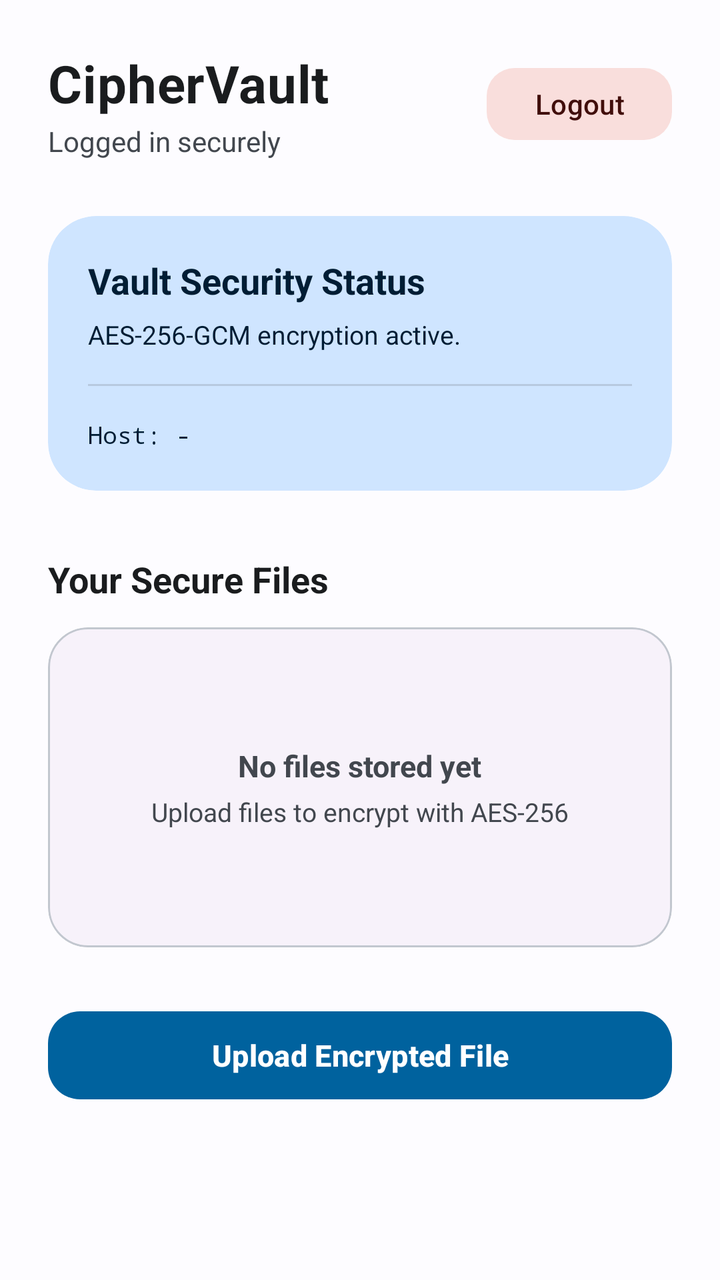
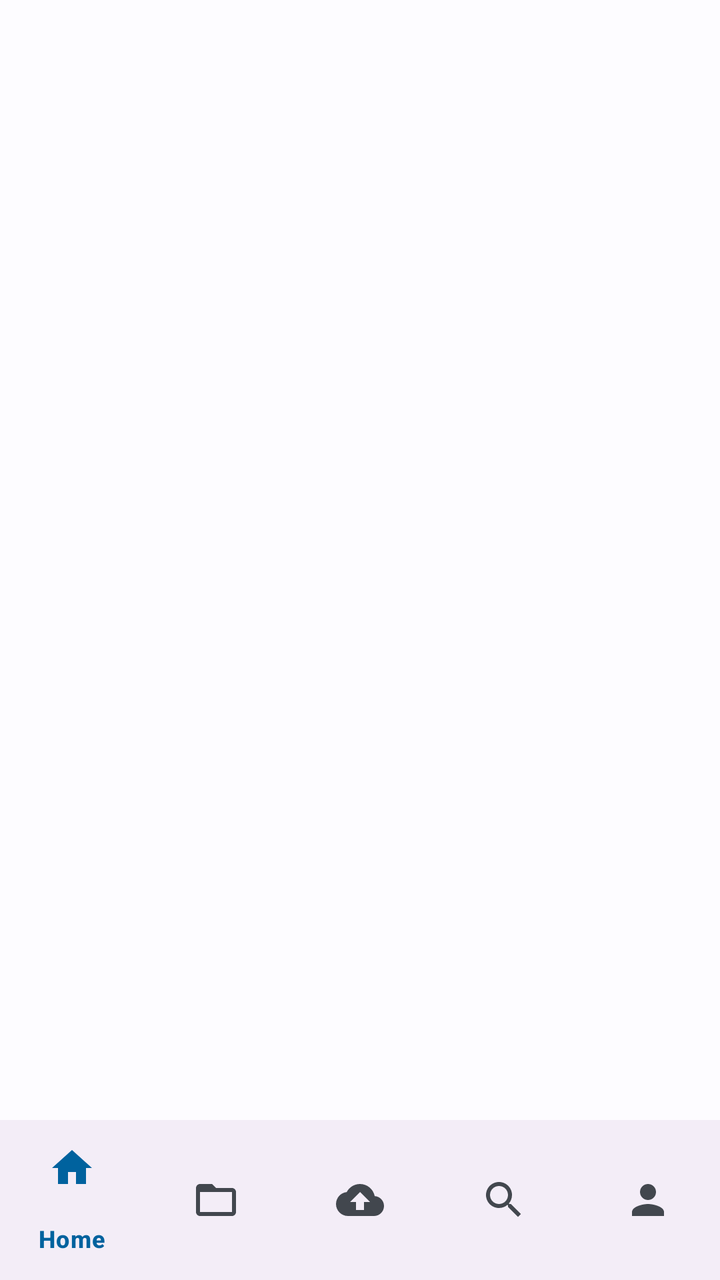

An Android layout rendered at two revisions. The XML below is the earlier revision; the diff shows what the commit changed to produce the second picture.
<!-- AndroidManifest.xml: application theme Theme.CipherVault -->
<!-- res/layout/activity_main.xml -->
<?xml version="1.0" encoding="utf-8"?>
<ScrollView xmlns:android="http://schemas.android.com/apk/res/android"
    xmlns:app="http://schemas.android.com/apk/res-auto"
    android:layout_width="match_parent"
    android:layout_height="match_parent"
    android:fillViewport="true"
    android:fitsSystemWindows="true"
    android:background="?attr/colorSurface">

    <LinearLayout
        android:layout_width="match_parent"
        android:layout_height="wrap_content"
        android:orientation="vertical"
        android:paddingHorizontal="24dp"
        android:paddingTop="24dp"
        android:paddingBottom="24dp">

        
        <LinearLayout
            android:layout_width="match_parent"
            android:layout_height="wrap_content"
            android:gravity="center_vertical"
            android:orientation="horizontal">

            <LinearLayout
                android:layout_width="0dp"
                android:layout_height="wrap_content"
                android:layout_weight="1"
                android:orientation="vertical">

                <TextView
                    android:layout_width="wrap_content"
                    android:layout_height="wrap_content"
                    android:text="CipherVault"
                    android:textColor="?attr/colorOnSurface"
                    android:textSize="26sp"
                    android:textStyle="bold"
                    android:letterSpacing="0.01" />

                <TextView
                    android:id="@+id/tvGreeting"
                    android:layout_width="wrap_content"
                    android:layout_height="wrap_content"
                    android:layout_marginTop="2dp"
                    android:text="Logged in securely"
                    android:textColor="?attr/colorOnSurfaceVariant"
                    android:textSize="14sp" />
            </LinearLayout>

            <com.google.android.material.button.MaterialButton
                android:id="@+id/btnLogout"
                style="@style/Widget.Material3.Button.TonalButton"
                android:layout_width="wrap_content"
                android:layout_height="44dp"
                android:text="Logout"
                android:textColor="?attr/colorOnErrorContainer"
                app:backgroundTint="?attr/colorErrorContainer"
                app:cornerRadius="14dp" />
        </LinearLayout>

        
        <com.google.android.material.card.MaterialCardView
            android:layout_width="match_parent"
            android:layout_height="wrap_content"
            android:layout_marginTop="28dp"
            app:cardCornerRadius="24dp"
            app:cardElevation="0dp"
            app:strokeWidth="0dp"
            app:cardBackgroundColor="?attr/colorPrimaryContainer">

            <LinearLayout
                android:layout_width="match_parent"
                android:layout_height="wrap_content"
                android:orientation="vertical"
                android:padding="20dp">

                <TextView
                    android:layout_width="wrap_content"
                    android:layout_height="wrap_content"
                    android:text="Vault Security Status"
                    android:textColor="?attr/colorOnPrimaryContainer"
                    android:textSize="18sp"
                    android:textStyle="bold" />

                <TextView
                    android:layout_width="wrap_content"
                    android:layout_height="wrap_content"
                    android:layout_marginTop="6dp"
                    android:text="AES-256-GCM encryption active."
                    android:textColor="?attr/colorOnPrimaryContainer"
                    android:textSize="13sp" />

                <View
                    android:layout_width="match_parent"
                    android:layout_height="1dp"
                    android:layout_marginTop="16dp"
                    android:layout_marginBottom="16dp"
                    android:background="?attr/colorOutline"
                    android:alpha="0.25" />

                <TextView
                    android:id="@+id/tvServerInfo"
                    android:layout_width="wrap_content"
                    android:layout_height="wrap_content"
                    android:text="Host: -"
                    android:textColor="?attr/colorOnPrimaryContainer"
                    android:textSize="12sp"
                    android:fontFamily="monospace" />
            </LinearLayout>
        </com.google.android.material.card.MaterialCardView>

        
        <TextView
            android:layout_width="wrap_content"
            android:layout_height="wrap_content"
            android:layout_marginTop="32dp"
            android:text="Your Secure Files"
            android:textColor="?attr/colorOnSurface"
            android:textSize="18sp"
            android:textStyle="bold" />

        
        <com.google.android.material.card.MaterialCardView
            android:layout_width="match_parent"
            android:layout_height="wrap_content"
            android:layout_marginTop="12dp"
            app:cardCornerRadius="20dp"
            app:cardElevation="0dp"
            app:strokeWidth="1dp"
            app:strokeColor="?attr/colorOutlineVariant"
            app:cardBackgroundColor="?attr/colorSurfaceContainerLow">

            <LinearLayout
                android:layout_width="match_parent"
                android:layout_height="160dp"
                android:gravity="center"
                android:orientation="vertical"
                android:padding="16dp">

                <TextView
                    android:layout_width="wrap_content"
                    android:layout_height="wrap_content"
                    android:text="No files stored yet"
                    android:textColor="?attr/colorOnSurfaceVariant"
                    android:textSize="15sp"
                    android:textStyle="bold" />

                <TextView
                    android:layout_width="wrap_content"
                    android:layout_height="wrap_content"
                    android:layout_marginTop="4dp"
                    android:text="Upload files to encrypt with AES-256"
                    android:textColor="?attr/colorOnSurfaceVariant"
                    android:textSize="13sp" />
            </LinearLayout>
        </com.google.android.material.card.MaterialCardView>

        
        <com.google.android.material.button.MaterialButton
            android:id="@+id/btnUploadFile"
            android:layout_width="match_parent"
            android:layout_height="52dp"
            android:layout_marginTop="28dp"
            android:text="Upload Encrypted File"
            android:textAllCaps="false"
            android:textColor="?attr/colorOnPrimary"
            android:textSize="15sp"
            android:textStyle="bold"
            app:backgroundTint="?attr/colorPrimary"
            app:cornerRadius="16dp" />

    </LinearLayout>
</ScrollView>
<!-- resources referenced by this layout -->
<resources>
  <style name="Theme.CipherVault" parent="Theme.Material3.DayNight.NoActionBar">
          
          <item name="colorPrimary">@color/md_theme_light_primary</item>
          <item name="colorOnPrimary">@color/md_theme_light_onPrimary</item>
          <item name="colorPrimaryContainer">@color/md_theme_light_primaryContainer</item>
          <item name="colorOnPrimaryContainer">@color/md_theme_light_onPrimaryContainer</item>
  
          
          <item name="colorSecondary">@color/md_theme_light_secondary</item>
          <item name="colorOnSecondary">@color/md_theme_light_onSecondary</item>
          <item name="colorSecondaryContainer">@color/md_theme_light_secondaryContainer</item>
          <item name="colorOnSecondaryContainer">@color/md_theme_light_onSecondaryContainer</item>
  
          
          <item name="colorSurface">@color/md_theme_light_surface</item>
          <item name="colorOnSurface">@color/md_theme_light_onSurface</item>
          <item name="colorSurfaceVariant">@color/md_theme_light_surfaceVariant</item>
          <item name="colorOnSurfaceVariant">@color/md_theme_light_onSurfaceVariant</item>
          <item name="colorOutline">@color/md_theme_light_outline</item>
          <item name="colorOutlineVariant">@color/md_theme_light_outlineVariant</item>
  
          
          <item name="android:statusBarColor">@android:color/transparent</item>
          <item name="android:navigationBarColor">@android:color/transparent</item>
          <item name="android:windowLightStatusBar">true</item>
          <item name="android:windowLightNavigationBar">true</item>
      </style>
  <color name="md_theme_light_primary">#00629E</color>
  <color name="md_theme_light_onPrimary">#FFFFFF</color>
  <color name="md_theme_light_primaryContainer">#CFE5FF</color>
  <color name="md_theme_light_onPrimaryContainer">#001D34</color>
  <color name="md_theme_light_secondary">#526070</color>
  <color name="md_theme_light_onSecondary">#FFFFFF</color>
  <color name="md_theme_light_secondaryContainer">#D5E4F7</color>
  <color name="md_theme_light_onSecondaryContainer">#0E1D2A</color>
  <color name="md_theme_light_surface">#FDFCFF</color>
  <color name="md_theme_light_onSurface">#1A1C1E</color>
  <color name="md_theme_light_surfaceVariant">#DEE3EB</color>
  <color name="md_theme_light_onSurfaceVariant">#42474E</color>
  <color name="md_theme_light_outline">#72777F</color>
  <color name="md_theme_light_outlineVariant">#C2C7CF</color>
</resources>

<!-- the commit's change to res/layout/activity_main.xml (unified diff, before → after) -->
@@ -1,173 +1,29 @@
 <?xml version="1.0" encoding="utf-8"?>
-<ScrollView xmlns:android="http://schemas.android.com/apk/res/android"
+<androidx.coordinatorlayout.widget.CoordinatorLayout
+    xmlns:android="http://schemas.android.com/apk/res/android"
     xmlns:app="http://schemas.android.com/apk/res-auto"
     android:layout_width="match_parent"
     android:layout_height="match_parent"
-    android:fillViewport="true"
-    android:fitsSystemWindows="true"
     android:background="?attr/colorSurface">
 
-    <LinearLayout
+    
+    <androidx.fragment.app.FragmentContainerView
+        android:id="@+id/nav_host_container"
         android:layout_width="match_parent"
-        android:layout_height="wrap_content"
-        android:orientation="vertical"
-        android:paddingHorizontal="24dp"
-        android:paddingTop="24dp"
-        android:paddingBottom="24dp">
+        android:layout_height="match_parent"
+        android:layout_marginBottom="80dp" />
 
-        
-        <LinearLayout
-            android:layout_width="match_parent"
-            android:layout_height="wrap_content"
-            android:gravity="center_vertical"
-            android:orientation="horizontal">
+    
+    <com.google.android.material.bottomnavigation.BottomNavigationView
+        android:id="@+id/bottomNavigationView"
+        style="@style/Widget.Material3.BottomNavigationView"
+        android:layout_width="match_parent"
+        android:layout_height="80dp"
+        android:layout_gravity="bottom"
+        app:backgroundTint="?attr/colorSurfaceContainer"
+        app:itemIconTint="@color/nav_item_selector"
+        app:itemTextColor="@color/nav_item_selector"
+        app:itemActiveIndicatorStyle="@style/Widget.Material3.BottomNavigationView.ActiveIndicator"
+        app:menu="@menu/bottom_nav_menu" />
 
-            <LinearLayout
-                android:layout_width="0dp"
-                android:layout_height="wrap_content"
-                android:layout_weight="1"
-                android:orientation="vertical">
-
-                <TextView
-                    android:layout_width="wrap_content"
-                    android:layout_height="wrap_content"
-                    android:text="CipherVault"
-                    android:textColor="?attr/colorOnSurface"
-                    android:textSize="26sp"
-                    android:textStyle="bold"
-                    android:letterSpacing="0.01" />
-
-                <TextView
-                    android:id="@+id/tvGreeting"
-                    android:layout_width="wrap_content"
-                    android:layout_height="wrap_content"
-                    android:layout_marginTop="2dp"
-                    android:text="Logged in securely"
-                    android:textColor="?attr/colorOnSurfaceVariant"
-                    android:textSize="14sp" />
-            </LinearLayout>
-
-            <com.google.android.material.button.MaterialButton
-                android:id="@+id/btnLogout"
-                style="@style/Widget.Material3.Button.TonalButton"
-                android:layout_width="wrap_content"
-                android:layout_height="44dp"
-                android:text="Logout"
-                android:textColor="?attr/colorOnErrorContainer"
-                app:backgroundTint="?attr/colorErrorContainer"
-                app:cornerRadius="14dp" />
-        </LinearLayout>
-
-        
-        <com.google.android.material.card.MaterialCardView
-            android:layout_width="match_parent"
-            android:layout_height="wrap_content"
-            android:layout_marginTop="28dp"
-            app:cardCornerRadius="24dp"
-            app:cardElevation="0dp"
-            app:strokeWidth="0dp"
-            app:cardBackgroundColor="?attr/colorPrimaryContainer">
-
-            <LinearLayout
-                android:layout_width="match_parent"
-                android:layout_height="wrap_content"
-                android:orientation="vertical"
-                android:padding="20dp">
-
-                <TextView
-                    android:layout_width="wrap_content"
-                    android:layout_height="wrap_content"
-                    android:text="Vault Security Status"
-                    android:textColor="?attr/colorOnPrimaryContainer"
-                    android:textSize="18sp"
-                    android:textStyle="bold" />
-
-                <TextView
-                    android:layout_width="wrap_content"
-                    android:layout_height="wrap_content"
-                    android:layout_marginTop="6dp"
-                    android:text="AES-256-GCM encryption active."
-                    android:textColor="?attr/colorOnPrimaryContainer"
-                    android:textSize="13sp" />
-
-                <View
-                    android:layout_width="match_parent"
-                    android:layout_height="1dp"
-                    android:layout_marginTop="16dp"
-                    android:layout_marginBottom="16dp"
-                    android:background="?attr/colorOutline"
-                    android:alpha="0.25" />
-
-                <TextView
-                    android:id="@+id/tvServerInfo"
-                    android:layout_width="wrap_content"
-                    android:layout_height="wrap_content"
-                    android:text="Host: -"
-                    android:textColor="?attr/colorOnPrimaryContainer"
-                    android:textSize="12sp"
-                    android:fontFamily="monospace" />
-            </LinearLayout>
-        </com.google.android.material.card.MaterialCardView>
-
-        
-        <TextView
-            android:layout_width="wrap_content"
-            android:layout_height="wrap_content"
-            android:layout_marginTop="32dp"
-            android:text="Your Secure Files"
-            android:textColor="?attr/colorOnSurface"
-            android:textSize="18sp"
-            android:textStyle="bold" />
-
-        
-        <com.google.android.material.card.MaterialCardView
-            android:layout_width="match_parent"
-            android:layout_height="wrap_content"
-            android:layout_marginTop="12dp"
-            app:cardCornerRadius="20dp"
-            app:cardElevation="0dp"
-            app:strokeWidth="1dp"
-            app:strokeColor="?attr/colorOutlineVariant"
-            app:cardBackgroundColor="?attr/colorSurfaceContainerLow">
-
-            <LinearLayout
-                android:layout_width="match_parent"
-                android:layout_height="160dp"
-                android:gravity="center"
-                android:orientation="vertical"
-                android:padding="16dp">
-
-                <TextView
-                    android:layout_width="wrap_content"
-                    android:layout_height="wrap_content"
-                    android:text="No files stored yet"
-                    android:textColor="?attr/colorOnSurfaceVariant"
-                    android:textSize="15sp"
-                    android:textStyle="bold" />
-
-                <TextView
-                    android:layout_width="wrap_content"
-                    android:layout_height="wrap_content"
-                    android:layout_marginTop="4dp"
-                    android:text="Upload files to encrypt with AES-256"
-                    android:textColor="?attr/colorOnSurfaceVariant"
-                    android:textSize="13sp" />
-            </LinearLayout>
-        </com.google.android.material.card.MaterialCardView>
-
-        
-        <com.google.android.material.button.MaterialButton
-            android:id="@+id/btnUploadFile"
-            android:layout_width="match_parent"
-            android:layout_height="52dp"
-            android:layout_marginTop="28dp"
-            android:text="Upload Encrypted File"
-            android:textAllCaps="false"
-            android:textColor="?attr/colorOnPrimary"
-            android:textSize="15sp"
-            android:textStyle="bold"
-            app:backgroundTint="?attr/colorPrimary"
-            app:cornerRadius="16dp" />
-
-    </LinearLayout>
-</ScrollView>
+</androidx.coordinatorlayout.widget.CoordinatorLayout>
